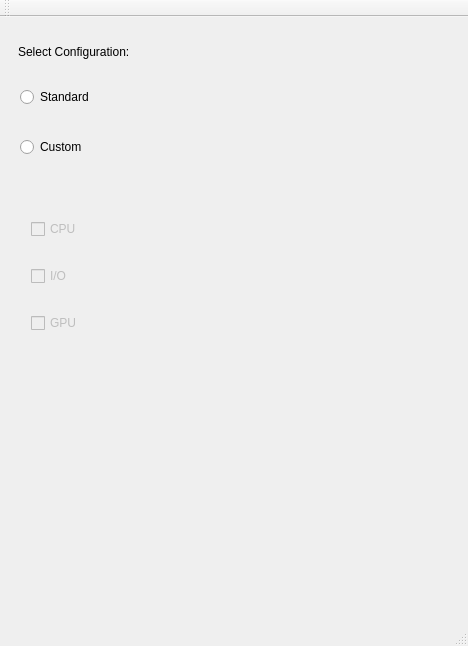
The window that configwindow.ui (mguid65/OpenSystemBench) describes before a commit, drawn with Qt 5.
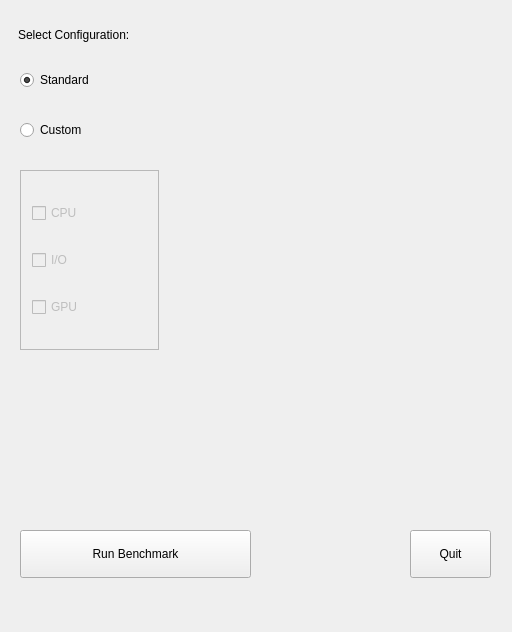
The same window after the commit.

The edit to the form file:
```diff
--- a/configwindow.ui
+++ b/configwindow.ui
@@ -6,8 +6,8 @@
    <rect>
     <x>0</x>
     <y>0</y>
-    <width>468</width>
-    <height>646</height>
+    <width>512</width>
+    <height>632</height>
    </rect>
   </property>
   <property name="windowTitle">
@@ -26,6 +26,9 @@
     <property name="text">
      <string>Standard</string>
     </property>
+    <property name="checked">
+     <bool>true</bool>
+    </property>
    </widget>
    <widget class="QRadioButton" name="cust_radio">
     <property name="geometry">
@@ -53,7 +56,7 @@
      <string>Select Configuration:</string>
     </property>
    </widget>
-   <widget class="QWidget" name="cust_opt" native="true">
+   <widget class="QFrame" name="cust_opt">
     <property name="geometry">
      <rect>
       <x>20</x>
@@ -62,6 +65,9 @@
       <height>180</height>
      </rect>
     </property>
+    <property name="frameShape">
+     <enum>QFrame::StyledPanel</enum>
+    </property>
     <layout class="QGridLayout" name="gridLayout">
      <item row="0" column="0">
       <widget class="QCheckBox" name="CPU_check">
@@ -104,6 +110,32 @@
      </item>
     </layout>
    </widget>
+   <widget class="QPushButton" name="run_button">
+    <property name="geometry">
+     <rect>
+      <x>20</x>
+      <y>530</y>
+      <width>231</width>
+      <height>48</height>
+     </rect>
+    </property>
+    <property name="text">
+     <string>Run Benchmark</string>
+    </property>
+   </widget>
+   <widget class="QPushButton" name="quit_button">
+    <property name="geometry">
+     <rect>
+      <x>410</x>
+      <y>530</y>
+      <width>81</width>
+      <height>48</height>
+     </rect>
+    </property>
+    <property name="text">
+     <string>Quit</string>
+    </property>
+   </widget>
   </widget>
   <widget class="QMenuBar" name="menuBar">
    <property name="geometry">
@@ -115,18 +147,6 @@
     </rect>
    </property>
   </widget>
-  <widget class="QToolBar" name="mainToolBar">
-   <property name="windowTitle">
-    <string>Configure Benchmark</string>
-   </property>
-   <attribute name="toolBarArea">
-    <enum>TopToolBarArea</enum>
-   </attribute>
-   <attribute name="toolBarBreak">
-    <bool>false</bool>
-   </attribute>
-  </widget>
-  <widget class="QStatusBar" name="statusBar"/>
  </widget>
  <layoutdefault spacing="6" margin="11"/>
  <resources/>
```
Left out of the diff: 25 changed lines with no effect on the pictures.
